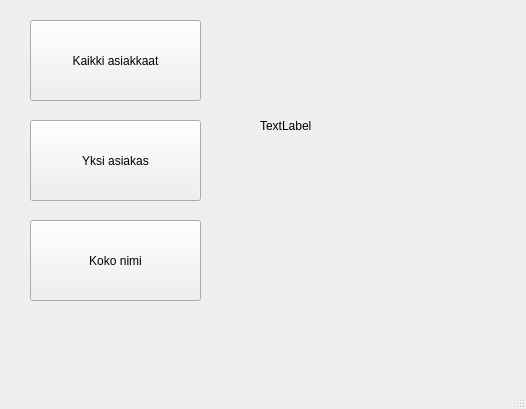
hotabir/qt_example, file qt_frontend/mainwindow.ui: the form before one commit.
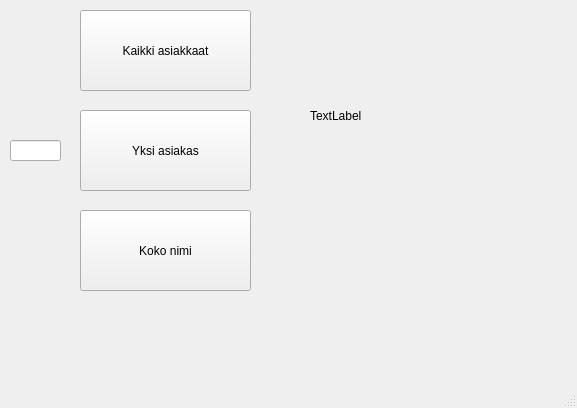
The form after the commit.

Commit message: get examples ready

Diff of the .ui file:
```diff
--- a/qt_frontend/mainwindow.ui
+++ b/qt_frontend/mainwindow.ui
@@ -6,8 +6,8 @@
    <rect>
     <x>0</x>
     <y>0</y>
-    <width>526</width>
-    <height>409</height>
+    <width>577</width>
+    <height>408</height>
    </rect>
   </property>
   <property name="windowTitle">
@@ -17,8 +17,8 @@
    <widget class="QPushButton" name="btnGetAllPersons">
     <property name="geometry">
      <rect>
-      <x>30</x>
-      <y>20</y>
+      <x>80</x>
+      <y>10</y>
       <width>171</width>
       <height>81</height>
      </rect>
@@ -30,8 +30,8 @@
    <widget class="QPushButton" name="btnGetOnePerson">
     <property name="geometry">
      <rect>
-      <x>30</x>
-      <y>120</y>
+      <x>80</x>
+      <y>110</y>
       <width>171</width>
       <height>81</height>
      </rect>
@@ -43,8 +43,8 @@
    <widget class="QPushButton" name="btnGetFullname">
     <property name="geometry">
      <rect>
-      <x>30</x>
-      <y>220</y>
+      <x>80</x>
+      <y>210</y>
       <width>171</width>
       <height>81</height>
      </rect>
@@ -56,8 +56,8 @@
    <widget class="QLabel" name="labelResult">
     <property name="geometry">
      <rect>
-      <x>260</x>
-      <y>20</y>
+      <x>310</x>
+      <y>10</y>
       <width>231</width>
       <height>211</height>
      </rect>
@@ -66,6 +66,16 @@
      <string>TextLabel</string>
     </property>
    </widget>
+   <widget class="QLineEdit" name="lineEditId">
+    <property name="geometry">
+     <rect>
+      <x>10</x>
+      <y>140</y>
+      <width>51</width>
+      <height>21</height>
+     </rect>
+    </property>
+   </widget>
   </widget>
   <widget class="QMenuBar" name="menubar">
    <property name="geometry">
```
Left out of the diff: 2 changed lines with no effect on the pictures. The commit also changes 2 other files.
